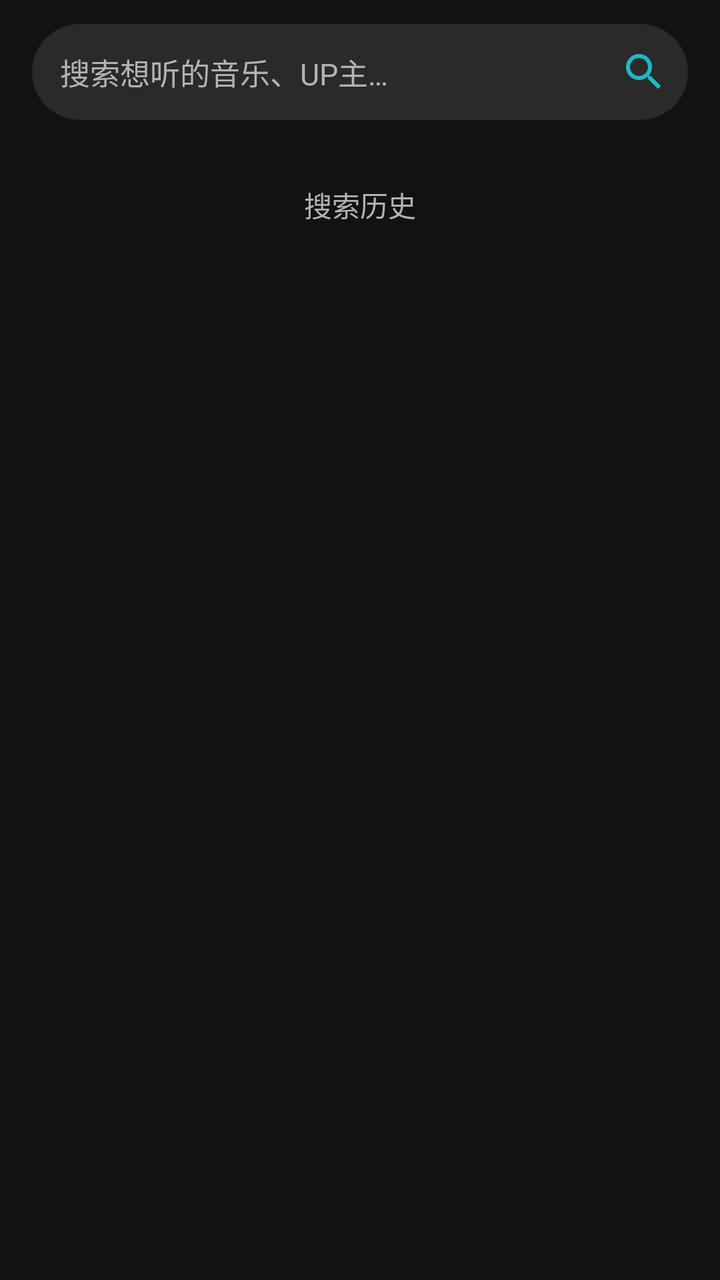
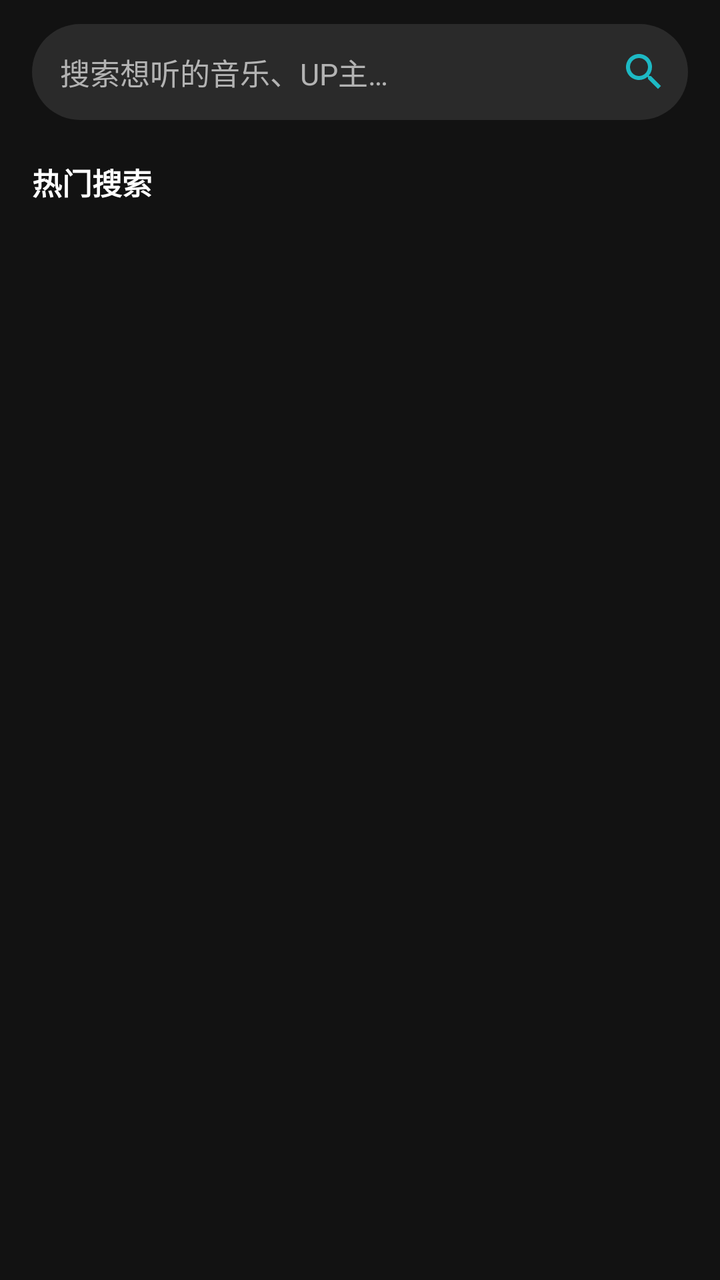

Before-and-after screenshots of an Android layout around one commit, followed by the original layout XML and the change that was made.
<!-- AndroidManifest.xml: application theme Theme.BiliMusic -->
<!-- res/layout/fragment_search.xml -->
<?xml version="1.0" encoding="utf-8"?>
<LinearLayout xmlns:android="http://schemas.android.com/apk/res/android"
    xmlns:app="http://schemas.android.com/apk/res-auto"
    android:layout_width="match_parent"
    android:layout_height="match_parent"
    android:orientation="vertical"
    android:paddingTop="12dp">

    
    <LinearLayout
        android:layout_width="match_parent"
        android:layout_height="48dp"
        android:layout_marginStart="16dp"
        android:layout_marginEnd="16dp"
        android:orientation="horizontal"
        android:gravity="center_vertical"
        android:background="@drawable/bg_search_box">

        <EditText
            android:id="@+id/search_box"
            android:layout_width="0dp"
            android:layout_height="match_parent"
            android:layout_weight="1"
            android:background="@null"
            android:hint="@string/search_hint"
            android:imeOptions="actionSearch"
            android:inputType="text"
            android:maxLines="1"
            android:paddingStart="14dp"
            android:paddingEnd="8dp"
            android:textColor="@color/on_bg"
            android:textColorHint="@color/on_bg_secondary"
            android:textSize="15sp" />

        <ImageButton
            android:id="@+id/search_btn"
            android:layout_width="44dp"
            android:layout_height="44dp"
            android:background="?attr/selectableItemBackgroundBorderless"
            android:contentDescription="@string/nav_search"
            android:src="@drawable/ic_search"
            app:tint="@color/accent" />
    </LinearLayout>

    
    <HorizontalScrollView
        android:layout_width="match_parent"
        android:layout_height="wrap_content"
        android:scrollbars="none">

        <com.google.android.material.chip.ChipGroup
            android:id="@+id/history_group"
            android:layout_width="wrap_content"
            android:layout_height="wrap_content"
            android:paddingStart="16dp"
            android:paddingEnd="16dp"
            app:chipSpacingHorizontal="8dp"
            app:singleLine="true" />
    </HorizontalScrollView>

    <ProgressBar
        android:id="@+id/search_progress"
        android:layout_width="32dp"
        android:layout_height="32dp"
        android:layout_gravity="center_horizontal"
        android:layout_marginTop="24dp"
        android:visibility="gone" />

    <TextView
        android:id="@+id/search_hint"
        android:layout_width="match_parent"
        android:layout_height="wrap_content"
        android:gravity="center"
        android:padding="32dp"
        android:text="@string/search_history"
        android:textColor="@color/on_bg_secondary"
        android:textSize="14sp" />

    <androidx.recyclerview.widget.RecyclerView
        android:id="@+id/result_list"
        android:layout_width="match_parent"
        android:layout_height="0dp"
        android:layout_weight="1"
        android:clipToPadding="false"
        android:paddingBottom="12dp" />
</LinearLayout>
<!-- resources referenced by this layout -->
<resources>
  <color name="accent">#1DB9C4</color>
  <color name="on_bg">#FFFFFF</color>
  <color name="on_bg_secondary">#B3B3B3</color>
  <!-- drawable bg_search_box (drawable) -->
  <?xml version="1.0" encoding="utf-8"?>
  <shape xmlns:android="http://schemas.android.com/apk/res/android">
      <solid android:color="@color/surface_high" />
      <corners android:radius="24dp" />
  </shape>
  <!-- drawable ic_search (drawable) -->
  <?xml version="1.0" encoding="utf-8"?>
  <vector xmlns:android="http://schemas.android.com/apk/res/android"
      android:width="24dp" android:height="24dp"
      android:viewportWidth="24" android:viewportHeight="24">
      <path android:fillColor="#FFFFFFFF"
          android:pathData="M15.5,14h-0.79l-0.28,-0.27C15.41,12.59 16,11.11 16,9.5 16,5.91 13.09,3 9.5,3S3,5.91 3,9.5 5.91,16 9.5,16c1.61,0 3.09,-0.59 4.23,-1.57l0.27,0.28v0.79l5,4.99L20.49,19l-4.99,-5zM9.5,14C7.01,14 5,11.99 5,9.5S7.01,5 9.5,5 14,7.01 14,9.5 11.99,14 9.5,14z" />
  </vector>
  <string name="nav_search">搜索</string>
  <string name="search_hint">搜索想听的音乐、UP主…</string>
  <string name="search_history">搜索历史</string>
  <style name="Theme.BiliMusic" parent="Theme.Material3.Dark.NoActionBar">
          <item name="android:statusBarColor">@color/bg</item>
          <item name="android:navigationBarColor">@color/bg</item>
          <item name="android:windowBackground">@color/bg</item>
          <item name="colorPrimary">@color/accent</item>
          <item name="colorOnPrimary">#003033</item>
          <item name="colorSecondary">@color/accent</item>
          <item name="android:colorBackground">@color/bg</item>
          <item name="colorSurface">@color/surface</item>
          <item name="colorOnSurface">@color/on_bg</item>
          <item name="colorOnSurfaceVariant">@color/on_bg_secondary</item>
          <item name="android:windowOptOutEdgeToEdgeEnforcement">true</item>
      </style>
  <color name="surface_high">#2A2A2A</color>
  <color name="bg">#121212</color>
  <color name="surface">#1E1E1E</color>
</resources>

<!-- the commit's change to res/layout/fragment_search.xml (unified diff, before → after) -->
@@ -43,20 +43,119 @@
     </LinearLayout>
 
     
-    <HorizontalScrollView
+    <ScrollView
+        android:id="@+id/search_home"
         android:layout_width="match_parent"
-        android:layout_height="wrap_content"
-        android:scrollbars="none">
+        android:layout_height="0dp"
+        android:layout_weight="1"
+        android:scrollbars="none"
+        android:fillViewport="true">
 
-        <com.google.android.material.chip.ChipGroup
-            android:id="@+id/history_group"
-            android:layout_width="wrap_content"
+        <LinearLayout
+            android:layout_width="match_parent"
             android:layout_height="wrap_content"
-            android:paddingStart="16dp"
-            android:paddingEnd="16dp"
-            app:chipSpacingHorizontal="8dp"
-            app:singleLine="true" />
-    </HorizontalScrollView>
+            android:orientation="vertical"
+            android:paddingTop="16dp"
+            android:paddingBottom="16dp">
+
+            
+            <HorizontalScrollView
+                android:id="@+id/history_scroll"
+                android:layout_width="match_parent"
+                android:layout_height="wrap_content"
+                android:scrollbars="none"
+                android:visibility="gone">
+
+                <com.google.android.material.chip.ChipGroup
+                    android:id="@+id/history_group"
+                    android:layout_width="wrap_content"
+                    android:layout_height="wrap_content"
+                    android:paddingStart="16dp"
+                    android:paddingEnd="16dp"
+                    app:chipSpacingHorizontal="8dp"
+                    app:singleLine="true" />
+            </HorizontalScrollView>
+
+            
+            <TextView
+                android:layout_width="wrap_content"
+                android:layout_height="wrap_content"
+                android:layout_marginStart="16dp"
+                android:layout_marginTop="4dp"
+                android:text="热门搜索"
+                android:textColor="@color/on_bg"
+                android:textSize="15sp"
+                android:textStyle="bold" />
+
+            <HorizontalScrollView
+                android:layout_width="match_parent"
+                android:layout_height="wrap_content"
+                android:layout_marginTop="10dp"
+                android:scrollbars="none">
+
+                <com.google.android.material.chip.ChipGroup
+                    android:id="@+id/hot_group"
+                    android:layout_width="wrap_content"
+                    android:layout_height="wrap_content"
+                    android:paddingStart="16dp"
+                    android:paddingEnd="16dp"
+                    app:chipSpacingHorizontal="8dp"
+                    app:singleLine="true" />
+            </HorizontalScrollView>
+
+            
+            <LinearLayout
+                android:id="@+id/rank_section"
+                android:layout_width="match_parent"
+                android:layout_height="wrap_content"
+                android:layout_marginTop="24dp"
+                android:orientation="vertical"
+                android:visibility="gone">
+
+                <TextView
+                    android:layout_width="wrap_content"
+                    android:layout_height="wrap_content"
+                    android:layout_marginStart="16dp"
+                    android:text="音乐排行榜"
+                    android:textColor="@color/on_bg"
+                    android:textSize="15sp"
+                    android:textStyle="bold" />
+
+                <androidx.recyclerview.widget.RecyclerView
+                    android:id="@+id/rank_list"
+                    android:layout_width="match_parent"
+                    android:layout_height="wrap_content"
+                    android:layout_marginTop="4dp"
+                    android:overScrollMode="never" />
+            </LinearLayout>
+
+            
+            <LinearLayout
+                android:id="@+id/recent_section"
+                android:layout_width="match_parent"
+                android:layout_height="wrap_content"
+                android:layout_marginTop="24dp"
+                android:orientation="vertical"
+                android:visibility="gone">
+
+                <TextView
+                    android:layout_width="wrap_content"
+                    android:layout_height="wrap_content"
+                    android:layout_marginStart="16dp"
+                    android:text="最近播放"
+                    android:textColor="@color/on_bg"
+                    android:textSize="15sp"
+                    android:textStyle="bold" />
+
+                <androidx.recyclerview.widget.RecyclerView
+                    android:id="@+id/recent_list"
+                    android:layout_width="match_parent"
+                    android:layout_height="wrap_content"
+                    android:layout_marginTop="4dp"
+                    android:overScrollMode="never" />
+            </LinearLayout>
+        </LinearLayout>
+    </ScrollView>
 
     <ProgressBar
         android:id="@+id/search_progress"
@@ -72,7 +171,7 @@
         android:layout_height="wrap_content"
         android:gravity="center"
         android:padding="32dp"
-        android:text="@string/search_history"
+        android:visibility="gone"
         android:textColor="@color/on_bg_secondary"
         android:textSize="14sp" />
 
@@ -82,5 +181,6 @@
         android:layout_height="0dp"
         android:layout_weight="1"
         android:clipToPadding="false"
-        android:paddingBottom="12dp" />
+        android:paddingBottom="12dp"
+        android:visibility="gone" />
 </LinearLayout>
<!-- resource entries referenced after the edit -->
@@ -19,7 +19,6 @@
   </vector>
   <string name="nav_search">搜索</string>
   <string name="search_hint">搜索想听的音乐、UP主…</string>
-  <string name="search_history">搜索历史</string>
   <style name="Theme.BiliMusic" parent="Theme.Material3.Dark.NoActionBar">
           <item name="android:statusBarColor">@color/bg</item>
           <item name="android:navigationBarColor">@color/bg</item>
